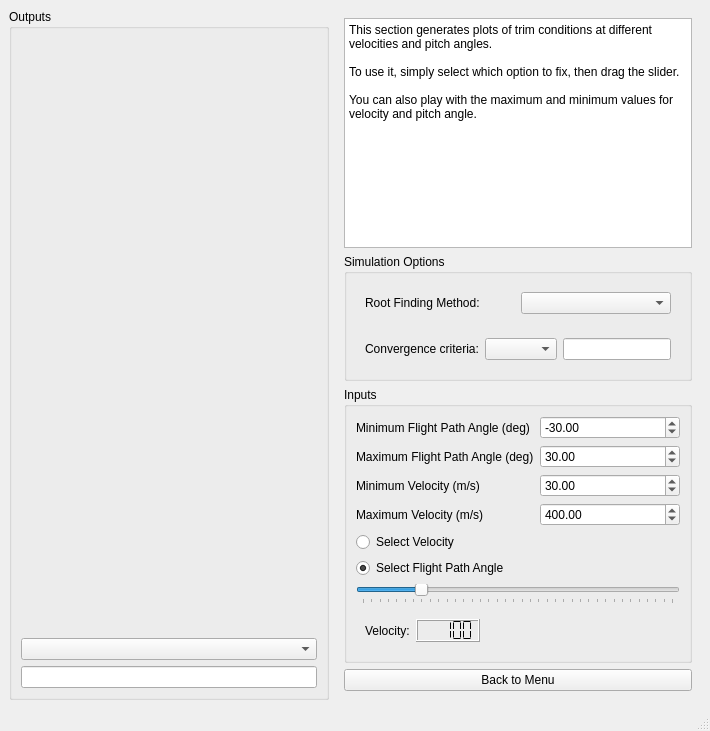
Above: simlib/gui/rf_mw.ui from jasper-day/airplane_sim before the change. Below: the same form after it.
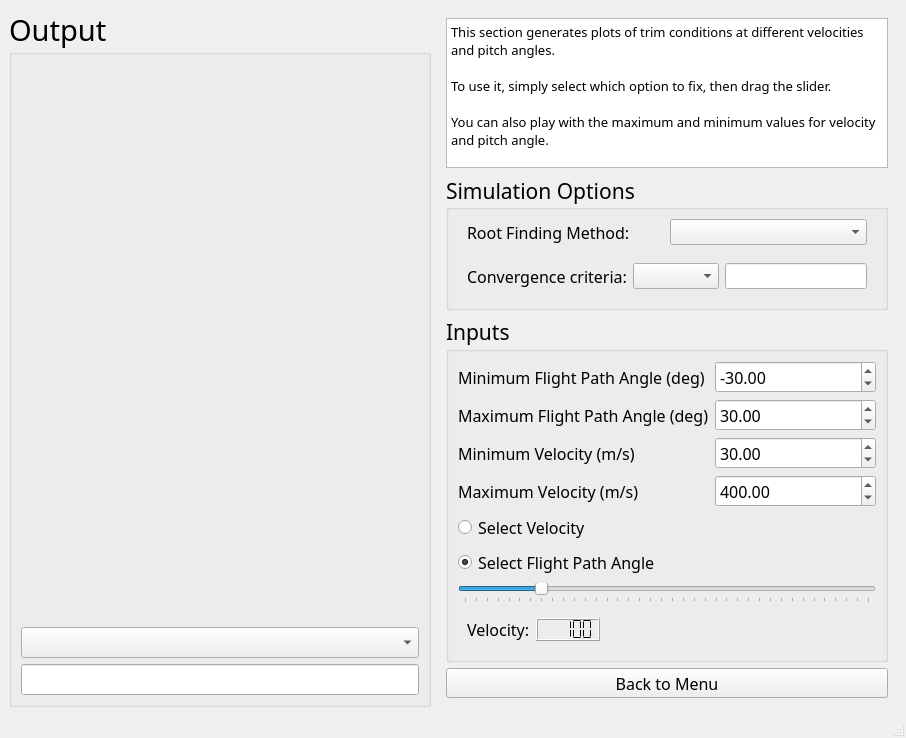
That is the form after the change.

```diff
--- a/simlib/gui/rf_mw.ui
+++ b/simlib/gui/rf_mw.ui
@@ -6,8 +6,8 @@
    <rect>
     <x>0</x>
     <y>0</y>
-    <width>710</width>
-    <height>731</height>
+    <width>906</width>
+    <height>715</height>
    </rect>
   </property>
   <property name="windowTitle">
@@ -17,18 +17,37 @@
    <layout class="QHBoxLayout" name="horizontalLayout">
     <item>
      <widget class="QGroupBox" name="groupBox">
+      <property name="font">
+       <font>
+        <family>ISOCP_IV50</family>
+        <pointsize>22</pointsize>
+       </font>
+      </property>
       <property name="title">
-       <string>Outputs</string>
+       <string>Output</string>
       </property>
       <layout class="QVBoxLayout" name="verticalLayout">
        <item>
         <widget class="QWidget" name="graph_output" native="true"/>
        </item>
        <item>
-        <widget class="QComboBox" name="graph_selector"/>
+        <widget class="QComboBox" name="graph_selector">
+         <property name="font">
+          <font>
+           <family>ISOCP_IV50</family>
+           <pointsize>12</pointsize>
+          </font>
+         </property>
+        </widget>
        </item>
        <item>
         <widget class="QLineEdit" name="elapsed_time">
+         <property name="font">
+          <font>
+           <family>ISOCP_IV50</family>
+           <pointsize>12</pointsize>
+          </font>
+         </property>
          <property name="readOnly">
           <bool>true</bool>
          </property>
@@ -40,8 +59,39 @@
     <item>
      <widget class="QWidget" name="widget_3" native="true">
       <layout class="QVBoxLayout" name="verticalLayout_2">
+       <item>
+        <spacer name="verticalSpacer_2">
+         <property name="orientation">
+          <enum>Qt::Vertical</enum>
+         </property>
+         <property name="sizeHint" stdset="0">
+          <size>
+           <width>20</width>
+           <height>40</height>
+          </size>
+         </property>
+        </spacer>
+       </item>
        <item>
         <widget class="QTextBrowser" name="textBrowser">
+         <property name="sizePolicy">
+          <sizepolicy hsizetype="Fixed" vsizetype="Fixed">
+           <horstretch>0</horstretch>
+           <verstretch>0</verstretch>
+          </sizepolicy>
+         </property>
+         <property name="maximumSize">
+          <size>
+           <width>500</width>
+           <height>150</height>
+          </size>
+         </property>
+         <property name="font">
+          <font>
+           <family>Segoe UI Light</family>
+           <pointsize>11</pointsize>
+          </font>
+         </property>
          <property name="html">
           <string>&lt;!DOCTYPE HTML PUBLIC &quot;-//W3C//DTD HTML 4.0//EN&quot; &quot;http://www.w3.org/TR/REC-html40/strict.dtd&quot;&gt;
 &lt;html&gt;&lt;head&gt;&lt;meta name=&quot;qrichtext&quot; content=&quot;1&quot; /&gt;&lt;meta charset=&quot;utf-8&quot; /&gt;&lt;style type=&quot;text/css&quot;&gt;
@@ -49,52 +99,206 @@
 hr { height: 1px; border-width: 0; }
 li.unchecked::marker { content: &quot;\2610&quot;; }
 li.checked::marker { content: &quot;\2612&quot;; }
-&lt;/style&gt;&lt;/head&gt;&lt;body style=&quot; font-family:'Segoe UI'; font-size:9pt; font-weight:400; font-style:normal;&quot;&gt;
-&lt;p style=&quot; margin-top:0px; margin-bottom:0px; margin-left:0px; margin-right:0px; -qt-block-indent:0; text-indent:0px;&quot;&gt;This section generates plots of trim conditions at different velocities and pitch angles.&lt;/p&gt;
-&lt;p style=&quot;-qt-paragraph-type:empty; margin-top:0px; margin-bottom:0px; margin-left:0px; margin-right:0px; -qt-block-indent:0; text-indent:0px;&quot;&gt;&lt;br /&gt;&lt;/p&gt;
-&lt;p style=&quot; margin-top:0px; margin-bottom:0px; margin-left:0px; margin-right:0px; -qt-block-indent:0; text-indent:0px;&quot;&gt;To use it, simply select which option to fix, then drag the slider.&lt;/p&gt;
-&lt;p style=&quot;-qt-paragraph-type:empty; margin-top:0px; margin-bottom:0px; margin-left:0px; margin-right:0px; -qt-block-indent:0; text-indent:0px;&quot;&gt;&lt;br /&gt;&lt;/p&gt;
-&lt;p style=&quot; margin-top:0px; margin-bottom:0px; margin-left:0px; margin-right:0px; -qt-block-indent:0; text-indent:0px;&quot;&gt;You can also play with the maximum and minimum values for velocity and pitch angle.&lt;/p&gt;&lt;/body&gt;&lt;/html&gt;</string>
+&lt;/style&gt;&lt;/head&gt;&lt;body style=&quot; font-family:'Segoe UI Light'; font-size:11pt; font-weight:400; font-style:normal;&quot;&gt;
+&lt;p style=&quot; margin-top:0px; margin-bottom:0px; margin-left:0px; margin-right:0px; -qt-block-indent:0; text-indent:0px;&quot;&gt;&lt;span style=&quot; font-family:'Segoe UI'; font-size:10pt;&quot;&gt;This section generates plots of trim conditions at different velocities and pitch angles.&lt;/span&gt;&lt;/p&gt;
+&lt;p style=&quot;-qt-paragraph-type:empty; margin-top:0px; margin-bottom:0px; margin-left:0px; margin-right:0px; -qt-block-indent:0; text-indent:0px; font-family:'Segoe UI'; font-size:10pt;&quot;&gt;&lt;br /&gt;&lt;/p&gt;
+&lt;p style=&quot; margin-top:0px; margin-bottom:0px; margin-left:0px; margin-right:0px; -qt-block-indent:0; text-indent:0px;&quot;&gt;&lt;span style=&quot; font-family:'Segoe UI'; font-size:10pt;&quot;&gt;To use it, simply select which option to fix, then drag the slider.&lt;/span&gt;&lt;/p&gt;
+&lt;p style=&quot;-qt-paragraph-type:empty; margin-top:0px; margin-bottom:0px; margin-left:0px; margin-right:0px; -qt-block-indent:0; text-indent:0px; font-family:'Segoe UI'; font-size:10pt;&quot;&gt;&lt;br /&gt;&lt;/p&gt;
+&lt;p style=&quot; margin-top:0px; margin-bottom:0px; margin-left:0px; margin-right:0px; -qt-block-indent:0; text-indent:0px;&quot;&gt;&lt;span style=&quot; font-family:'Segoe UI'; font-size:10pt;&quot;&gt;You can also play with the maximum and minimum values for velocity and pitch angle.&lt;/span&gt;&lt;/p&gt;&lt;/body&gt;&lt;/html&gt;</string>
          </property>
         </widget>
        </item>
+       <item>
+        <spacer name="verticalSpacer">
+         <property name="orientation">
+          <enum>Qt::Vertical</enum>
+         </property>
+         <property name="sizeHint" stdset="0">
+          <size>
+           <width>20</width>
+           <height>40</height>
+          </size>
+         </property>
+        </spacer>
+       </item>
        <item>
         <widget class="QGroupBox" name="groupBox_3">
+         <property name="sizePolicy">
+          <sizepolicy hsizetype="Fixed" vsizetype="Preferred">
+           <horstretch>0</horstretch>
+           <verstretch>0</verstretch>
+          </sizepolicy>
+         </property>
+         <property name="maximumSize">
+          <size>
+           <width>500</width>
+           <height>16777215</height>
+          </size>
+         </property>
+         <property name="font">
+          <font>
+           <family>ISOCP_IV50</family>
+           <pointsize>16</pointsize>
+          </font>
+         </property>
          <property name="title">
           <string>Simulation Options</string>
          </property>
+         <property name="alignment">
+          <set>Qt::AlignLeading|Qt::AlignLeft|Qt::AlignVCenter</set>
+         </property>
          <layout class="QVBoxLayout" name="verticalLayout_4">
+          <property name="spacing">
+           <number>0</number>
+          </property>
+          <property name="topMargin">
+           <number>0</number>
+          </property>
+          <property name="bottomMargin">
+           <number>9</number>
+          </property>
           <item>
            <widget class="QWidget" name="widget_4" native="true">
+            <property name="sizePolicy">
+             <sizepolicy hsizetype="Expanding" vsizetype="Fixed">
+              <horstretch>0</horstretch>
+              <verstretch>0</verstretch>
+             </sizepolicy>
+            </property>
             <layout class="QHBoxLayout" name="horizontalLayout_5">
              <item>
               <widget class="QLabel" name="label_6">
+               <property name="sizePolicy">
+                <sizepolicy hsizetype="Minimum" vsizetype="Minimum">
+                 <horstretch>0</horstretch>
+                 <verstretch>0</verstretch>
+                </sizepolicy>
+               </property>
+               <property name="maximumSize">
+                <size>
+                 <width>16777215</width>
+                 <height>26</height>
+                </size>
+               </property>
+               <property name="font">
+                <font>
+                 <family>ISOCP_IV50</family>
+                 <pointsize>12</pointsize>
+                </font>
+               </property>
                <property name="text">
                 <string>Root Finding Method:</string>
                </property>
               </widget>
              </item>
              <item>
-              <widget class="QComboBox" name="method_selector"/>
+              <widget class="QComboBox" name="method_selector">
+               <property name="sizePolicy">
+                <sizepolicy hsizetype="Minimum" vsizetype="Minimum">
+                 <horstretch>0</horstretch>
+                 <verstretch>0</verstretch>
+                </sizepolicy>
+               </property>
+               <property name="maximumSize">
+                <size>
+                 <width>16777215</width>
+                 <height>26</height>
+                </size>
+               </property>
+               <property name="font">
+                <font>
+                 <family>ISOCP_IV50</family>
+                 <pointsize>12</pointsize>
+                </font>
+               </property>
+              </widget>
              </item>
             </layout>
            </widget>
           </item>
           <item>
            <widget class="QWidget" name="widget_2" native="true">
+            <property name="sizePolicy">
+             <sizepolicy hsizetype="Minimum" vsizetype="Minimum">
+              <horstretch>0</horstretch>
+              <verstretch>0</verstretch>
+             </sizepolicy>
+            </property>
             <layout class="QHBoxLayout" name="horizontalLayout_4">
              <item>
               <widget class="QLabel" name="label_5">
+               <property name="sizePolicy">
+                <sizepolicy hsizetype="Expanding" vsizetype="Fixed">
+                 <horstretch>0</horstretch>
+                 <verstretch>0</verstretch>
+                </sizepolicy>
+               </property>
+               <property name="maximumSize">
+                <size>
+                 <width>16777215</width>
+                 <height>26</height>
+                </size>
+               </property>
+               <property name="font">
+                <font>
+                 <family>ISOCP_IV50</family>
+                 <pointsize>12</pointsize>
+                </font>
+               </property>
                <property name="text">
                 <string>Convergence criteria:</string>
                </property>
               </widget>
              </item>
              <item>
-              <widget class="QComboBox" name="err_selector"/>
+              <widget class="QComboBox" name="err_selector">
+               <property name="sizePolicy">
+                <sizepolicy hsizetype="Minimum" vsizetype="Minimum">
+                 <horstretch>0</horstretch>
+                 <verstretch>0</verstretch>
+                </sizepolicy>
+               </property>
+               <property name="maximumSize">
+                <size>
+                 <width>16777215</width>
+                 <height>26</height>
+                </size>
+               </property>
+               <property name="font">
+                <font>
+                 <family>ISOCP_IV50</family>
+                 <pointsize>12</pointsize>
+                </font>
+               </property>
+              </widget>
              </item>
              <item>
-              <widget class="QLineEdit" name="err_amt"/>
+              <widget class="QLineEdit" name="err_amt">
+               <property name="sizePolicy">
+                <sizepolicy hsizetype="Minimum" vsizetype="Minimum">
+                 <horstretch>0</horstretch>
+                 <verstretch>0</verstretch>
+                </sizepolicy>
+               </property>
+               <property name="minimumSize">
+                <size>
+                 <width>0</width>
+                 <height>0</height>
+                </size>
+               </property>
+               <property name="maximumSize">
+                <size>
+                 <width>150</width>
+                 <height>26</height>
+                </size>
+               </property>
+               <property name="font">
+                <font>
+                 <family>ISOCP_IV50</family>
+                 <pointsize>12</pointsize>
+                </font>
+               </property>
+              </widget>
              </item>
             </layout>
            </widget>
@@ -104,6 +308,24 @@
        </item>
        <item>
         <widget class="QGroupBox" name="groupBox_2">
+         <property name="sizePolicy">
+          <sizepolicy hsizetype="Fixed" vsizetype="Preferred">
+           <horstretch>0</horstretch>
+           <verstretch>0</verstretch>
+          </sizepolicy>
+         </property>
+         <property name="maximumSize">
+          <size>
+           <width>500</width>
+           <height>16777215</height>
+          </size>
+         </property>
+         <property name="font">
+          <font>
+           <family>ISOCP_IV50</family>
+           <pointsize>16</pointsize>
+          </font>
+         </property>
          <property name="title">
           <string>Inputs</string>
          </property>
@@ -112,6 +334,18 @@
            <layout class="QGridLayout" name="gridLayout_2">
             <item row="2" column="1">
              <widget class="QLabel" name="label_3">
+              <property name="sizePolicy">
+               <sizepolicy hsizetype="Expanding" vsizetype="Preferred">
+                <horstretch>0</horstretch>
+                <verstretch>0</verstretch>
+               </sizepolicy>
+              </property>
+              <property name="font">
+               <font>
+                <family>ISOCP_IV50</family>
+                <pointsize>12</pointsize>
+               </font>
+              </property>
               <property name="text">
                <string>Minimum Velocity (m/s)</string>
               </property>
@@ -122,6 +356,18 @@
             </item>
             <item row="1" column="2">
              <widget class="QDoubleSpinBox" name="gamma_max">
+              <property name="sizePolicy">
+               <sizepolicy hsizetype="Expanding" vsizetype="Fixed">
+                <horstretch>0</horstretch>
+                <verstretch>0</verstretch>
+               </sizepolicy>
+              </property>
+              <property name="font">
+               <font>
+                <family>ISOCP_IV50</family>
+                <pointsize>12</pointsize>
+               </font>
+              </property>
               <property name="maximum">
                <double>50.000000000000000</double>
               </property>
@@ -132,6 +378,18 @@
             </item>
             <item row="2" column="2">
              <widget class="QDoubleSpinBox" name="vel_min">
+              <property name="sizePolicy">
+               <sizepolicy hsizetype="Expanding" vsizetype="Fixed">
+                <horstretch>0</horstretch>
+                <verstretch>0</verstretch>
+               </sizepolicy>
+              </property>
+              <property name="font">
+               <font>
+                <family>ISOCP_IV50</family>
+                <pointsize>12</pointsize>
+               </font>
+              </property>
               <property name="minimum">
                <double>-100.000000000000000</double>
               </property>
@@ -148,6 +406,18 @@
             </item>
             <item row="0" column="1">
              <widget class="QLabel" name="label">
+              <property name="sizePolicy">
+               <sizepolicy hsizetype="Expanding" vsizetype="Preferred">
+                <horstretch>0</horstretch>
+                <verstretch>0</verstretch>
+               </sizepolicy>
+              </property>
+              <property name="font">
+               <font>
+                <family>ISOCP_IV50</family>
+                <pointsize>12</pointsize>
+               </font>
+              </property>
               <property name="text">
                <string>Minimum Flight Path Angle (deg)</string>
               </property>
@@ -158,6 +428,18 @@
             </item>
             <item row="1" column="1">
              <widget class="QLabel" name="label_2">
+              <property name="sizePolicy">
+               <sizepolicy hsizetype="Expanding" vsizetype="Preferred">
+                <horstretch>0</horstretch>
+                <verstretch>0</verstretch>
+               </sizepolicy>
+              </property>
+              <property name="font">
+               <font>
+                <family>ISOCP_IV50</family>
+                <pointsize>12</pointsize>
+               </font>
+              </property>
               <property name="text">
                <string>Maximum Flight Path Angle (deg)</string>
               </property>
@@ -168,6 +450,18 @@
             </item>
             <item row="3" column="2">
              <widget class="QDoubleSpinBox" name="vel_max">
+              <property name="sizePolicy">
+               <sizepolicy hsizetype="Expanding" vsizetype="Fixed">
+                <horstretch>0</horstretch>
+                <verstretch>0</verstretch>
+               </sizepolicy>
+              </property>
+              <property name="font">
+               <font>
+                <family>ISOCP_IV50</family>
+                <pointsize>12</pointsize>
+               </font>
+              </property>
               <property name="minimum">
                <double>-100.000000000000000</double>
               </property>
@@ -184,6 +478,18 @@
             </item>
             <item row="3" column="1">
              <widget class="QLabel" name="label_4">
+              <property name="sizePolicy">
+               <sizepolicy hsizetype="Expanding" vsizetype="Preferred">
+                <horstretch>0</horstretch>
+                <verstretch>0</verstretch>
+               </sizepolicy>
+              </property>
+              <property name="font">
+               <font>
+                <family>ISOCP_IV50</family>
+                <pointsize>12</pointsize>
+               </font>
+              </property>
               <property name="text">
                <string>Maximum Velocity (m/s)</string>
               </property>
@@ -194,6 +500,18 @@
             </item>
             <item row="0" column="2">
              <widget class="QDoubleSpinBox" name="gamma_min">
+              <property name="sizePolicy">
+               <sizepolicy hsizetype="Expanding" vsizetype="Fixed">
+                <horstretch>0</horstretch>
+                <verstretch>0</verstretch>
+               </sizepolicy>
+              </property>
+              <property name="font">
+               <font>
+                <family>ISOCP_IV50</family>
+                <pointsize>12</pointsize>
+               </font>
+              </property>
               <property name="minimum">
                <double>-50.000000000000000</double>
               </property>
@@ -211,6 +529,12 @@
            <layout class="QGridLayout" name="gridLayout">
             <item row="2" column="0">
              <widget class="QSlider" name="horizontalSlider">
+              <property name="font">
+               <font>
+                <family>ISOCP_IV50</family>
+                <pointsize>12</pointsize>
+               </font>
+              </property>
               <property name="minimum">
                <number>30</number>
               </property>
@@ -236,6 +560,12 @@
             </item>
             <item row="0" column="0">
              <widget class="QRadioButton" name="fix_vel">
+              <property name="font">
+               <font>
+                <family>ISOCP_IV50</family>
+                <pointsize>12</pointsize>
+               </font>
+              </property>
               <property name="text">
                <string>Select Velocity</string>
               </property>
@@ -246,6 +576,12 @@
             </item>
             <item row="1" column="0">
              <widget class="QRadioButton" name="fix_gamma">
+              <property name="font">
+               <font>
+                <family>ISOCP_IV50</family>
+                <pointsize>12</pointsize>
+               </font>
+              </property>
               <property name="text">
                <string>Select Flight Path Angle</string>
               </property>
@@ -256,6 +592,12 @@
             </item>
             <item row="3" column="0">
              <widget class="QWidget" name="widget" native="true">
+              <property name="font">
+               <font>
+                <family>ISOCP_IV50</family>
+                <pointsize>12</pointsize>
+               </font>
+              </property>
               <layout class="QHBoxLayout" name="horizontalLayout_3">
                <item>
                 <widget class="QLabel" name="slider_label">
@@ -300,6 +642,30 @@
        </item>
        <item>
         <widget class="QPushButton" name="return_btn">
+         <property name="sizePolicy">
+          <sizepolicy hsizetype="Fixed" vsizetype="Fixed">
+           <horstretch>0</horstretch>
+           <verstretch>0</verstretch>
+          </sizepolicy>
+         </property>
+         <property name="minimumSize">
+          <size>
+           <width>0</width>
+           <height>30</height>
+          </size>
+         </property>
+         <property name="maximumSize">
+          <size>
+           <width>500</width>
+           <height>16777215</height>
+          </size>
+         </property>
+         <property name="font">
+          <font>
+           <family>ISOCP_IV50</family>
+           <pointsize>12</pointsize>
+          </font>
+         </property>
          <property name="text">
           <string>Back to Menu</string>
          </property>
```
